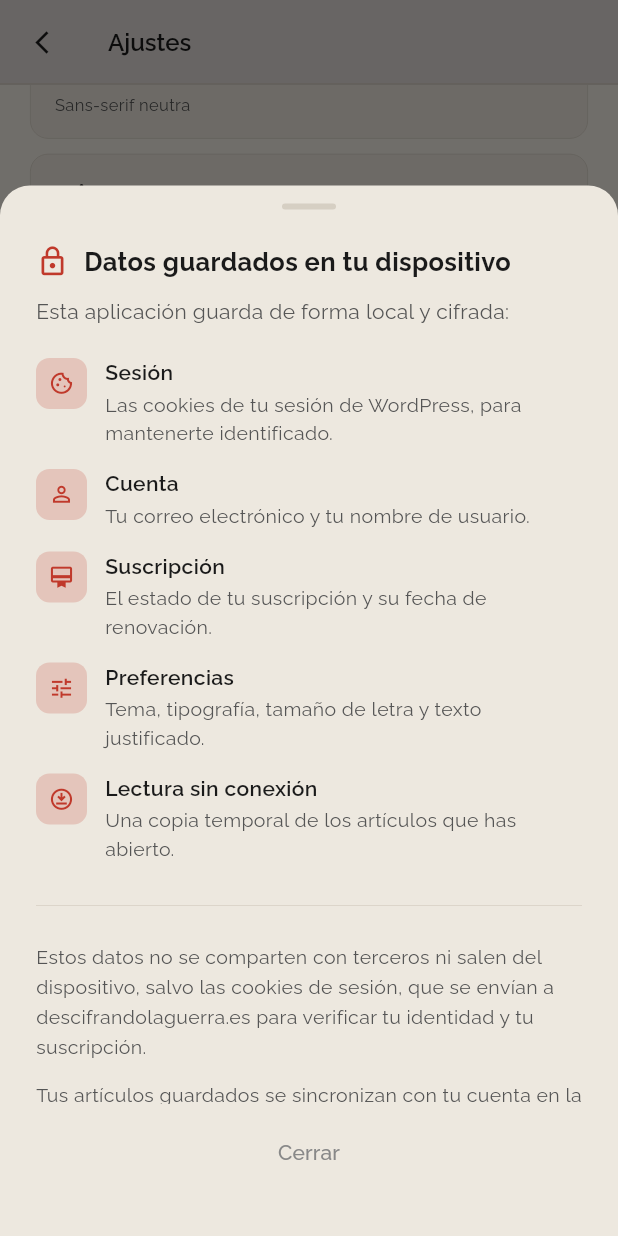
After one commit to RubenGolfe98/descifra_app, a Flutter app: the SettingsScreen screen opened directly, scrolled down 758 dp, after a tap on "Datos que guarda la app", on a phone screen of 412 x 824 dp. The commit adds this screen. Run offline on Flutter 3.47's test engine with Material 3 defaults, Android fonts, the phone set to English and light mode, and no system bars; our stand-ins replace cached_network_image, connectivity_plus, flutter_html, flutter_secure_storage, flutter_svg, google_fonts and 3 more; missing offline and left inert: flutter_inappwebview; accounts and stored records are empty; network calls fail.

Commit message:
feat: sección de privacidad en Ajustes
- Nuevo sheet "Datos que guarda la app" con el detalle de lo que se almacena en el dispositivo: sesión, cuenta, suscripción, preferencias y artículos cacheados
- Enlaces a la política de privacidad y al aviso legal de la web
- Aclara que las cookies de sesión son lo único que sale del dispositivo y que los guardados se sincronizan con la cuenta

fix: aviso de ListTile al cambiar de tema

- El color de fondo del interruptor de texto justificado pasa del Container al Material, para que el efecto de pulsación tenga un ancestro con color

```diff
--- a/lib/screens/settings/settings_screen.dart
+++ b/lib/screens/settings/settings_screen.dart
@@ -6,6 +6,7 @@ import '../../services/theme_notifier.dart';
 import '../../theme/app_colors.dart';
 import '../../widgets/dlg_app_bar.dart';
 import 'widgets/settings_selectors.dart';
+import '../../widgets/stored_data_sheet.dart';
 
 class SettingsScreen extends StatefulWidget {
   const SettingsScreen({super.key});
@@ -26,6 +27,13 @@ class _SettingsScreenState extends State<SettingsScreen> {
   Future<void> _loadVersion() async {
     final info = await PackageInfo.fromPlatform();
     if (mounted) setState(() => _version = info.version);
+  }
+
+  Future<void> _abrir(String url) async {
+    final uri = Uri.parse(url);
+    if (await canLaunchUrl(uri)) {
+      await launchUrl(uri, mode: LaunchMode.externalApplication);
+    }
   }
 
   @override
@@ -152,6 +160,37 @@ class _SettingsScreenState extends State<SettingsScreen> {
                     ),
                   ),
                 ),
+                const SizedBox(height: 16),
+                Divider(color: bord, thickness: 0.5),
+                const SizedBox(height: 12),
+                Text(
+                  'Privacidad',
+                  style: TextStyle(
+                      color: pri, fontSize: 13, fontWeight: FontWeight.w500),
+                ),
+                const SizedBox(height: 10),
+                _LegalLink(
+                  label: 'Datos que guarda la app',
+                  color: sec,
+                  icon: Icons.lock_outline,
+                  onTap: () => showStoredDataSheet(context),
+                ),
+                const SizedBox(height: 10),
+                _LegalLink(
+                  label: 'Política de privacidad',
+                  color: sec,
+                  icon: Icons.open_in_new,
+                  onTap: () => _abrir(
+                      'https://www.descifrandolaguerra.es/politica-de-privacidad/'),
+                ),
+                const SizedBox(height: 10),
+                _LegalLink(
+                  label: 'Aviso legal',
+                  color: sec,
+                  icon: Icons.open_in_new,
+                  onTap: () =>
+                      _abrir('https://www.descifrandolaguerra.es/aviso-legal/'),
+                ),
               ],
             ),
           ),
@@ -161,3 +200,35 @@ class _SettingsScreenState extends State<SettingsScreen> {
     );
   }
 }
+
+class _LegalLink extends StatelessWidget {
+  final String label;
+  final Color color;
+  final IconData icon;
+  final VoidCallback onTap;
+
+  const _LegalLink({
+    required this.label,
+    required this.color,
+    required this.icon,
+    required this.onTap,
+  });
+
+  @override
+  Widget build(BuildContext context) {
+    return GestureDetector(
+      behavior: HitTestBehavior.opaque,
+      onTap: onTap,
+      child: Padding(
+        padding: const EdgeInsets.symmetric(vertical: 2),
+        child: Row(
+          children: [
+            Icon(icon, color: color, size: 14),
+            const SizedBox(width: 8),
+            Text(label, style: TextStyle(color: color, fontSize: 13)),
+          ],
+        ),
+      ),
+    );
+  }
+}
--- a/lib/screens/settings/widgets/settings_selectors.dart
+++ b/lib/screens/settings/widgets/settings_selectors.dart
@@ -123,7 +123,8 @@ class FontSizeSelector extends StatelessWidget {
 
   @override
   Widget build(BuildContext context) {
-    final current = context.select<ThemeNotifier, AppFontSize>((t) => t.fontSize);
+    final current =
+        context.select<ThemeNotifier, AppFontSize>((t) => t.fontSize);
     final isDark = context.select<ThemeNotifier, bool>((t) => t.isDark);
     final surf = AppColors.surf(isDark);
     final bord = AppColors.bord(isDark);
@@ -285,10 +286,12 @@ class JustifiedTextToggle extends StatelessWidget {
     final pri = AppColors.textPri(isDark);
     final sec = AppColors.textSec(isDark);
 
-    return Container(
+    return Material(
+      color: surf,
+      borderRadius: BorderRadius.circular(12),
+      child: Container(
         padding: const EdgeInsets.symmetric(horizontal: 16, vertical: 4),
         decoration: BoxDecoration(
-        color: surf,
           borderRadius: BorderRadius.circular(12),
           border: Border.all(color: bord, width: 0.5),
         ),
@@ -302,6 +305,7 @@ class JustifiedTextToggle extends StatelessWidget {
           activeThumbColor: AppColors.accent,
           onChanged: (v) => theme.setJustifiedText(v),
         ),
+      ),
     );
   }
 }
--- /dev/null
+++ b/lib/widgets/stored_data_sheet.dart
@@ -0,0 +1,233 @@
+import 'package:flutter/material.dart';
+import 'package:provider/provider.dart';
+import '../services/theme_notifier.dart';
+import '../theme/app_colors.dart';
+
+/// Muestra qué datos guarda la aplicación en el dispositivo.
+Future<void> showStoredDataSheet(BuildContext context) {
+  return showModalBottomSheet(
+    context: context,
+    backgroundColor: Colors.transparent,
+    isScrollControlled: true,
+    builder: (_) => const _StoredDataSheet(),
+  );
+}
+
+class _StoredDataSheet extends StatelessWidget {
+  const _StoredDataSheet();
+
+  static const _items = [
+    (
+      Icons.cookie_outlined,
+      'Sesión',
+      'Las cookies de tu sesión de WordPress, para mantenerte identificado.',
+    ),
+    (
+      Icons.person_outline,
+      'Cuenta',
+      'Tu correo electrónico y tu nombre de usuario.',
+    ),
+    (
+      Icons.card_membership_outlined,
+      'Suscripción',
+      'El estado de tu suscripción y su fecha de renovación.',
+    ),
+    (
+      Icons.tune,
+      'Preferencias',
+      'Tema, tipografía, tamaño de letra y texto justificado.',
+    ),
+    (
+      Icons.download_for_offline_outlined,
+      'Lectura sin conexión',
+      'Una copia temporal de los artículos que has abierto.',
+    ),
+  ];
+
+  @override
+  Widget build(BuildContext context) {
+    final isDark = context.select<ThemeNotifier, bool>((t) => t.isDark);
+    final surf = AppColors.surf(isDark);
+    final bord = AppColors.bord(isDark);
+    final pri = AppColors.textPri(isDark);
+    final sec = AppColors.textSec(isDark);
+    final mut = AppColors.textMut(isDark);
+
+    return Container(
+      constraints: BoxConstraints(
+        maxHeight: MediaQuery.of(context).size.height * 0.85,
+      ),
+      decoration: BoxDecoration(
+        color: surf,
+        borderRadius: const BorderRadius.vertical(top: Radius.circular(20)),
+      ),
+      child: Column(
+        mainAxisSize: MainAxisSize.min,
+        children: [
+          const SizedBox(height: 12),
+          Container(
+            width: 36,
+            height: 4,
+            decoration: BoxDecoration(
+              color: bord,
+              borderRadius: BorderRadius.circular(2),
+            ),
+          ),
+          Flexible(
+            child: SingleChildScrollView(
+              padding: const EdgeInsets.fromLTRB(24, 24, 24, 8),
+              child: Column(
+                crossAxisAlignment: CrossAxisAlignment.start,
+                children: [
+                  Row(
+                    children: [
+                      const Icon(Icons.lock_outline,
+                          color: AppColors.accent, size: 22),
+                      const SizedBox(width: 10),
+                      Expanded(
+                        child: Text(
+                          'Datos guardados en tu dispositivo',
+                          style: TextStyle(
+                            color: pri,
+                            fontSize: 17,
+                            fontWeight: FontWeight.w700,
+                            height: 1.3,
+                          ),
+                        ),
+                      ),
+                    ],
+                  ),
+                  const SizedBox(height: 12),
+                  Text(
+                    'Esta aplicación guarda de forma local y cifrada:',
+                    style: TextStyle(color: sec, fontSize: 14, height: 1.5),
+                  ),
+                  const SizedBox(height: 20),
+                  for (final (icon, titulo, detalle) in _items) ...[
+                    _StoredItem(
+                      icon: icon,
+                      title: titulo,
+                      description: detalle,
+                      isDark: isDark,
+                    ),
+                    const SizedBox(height: 14),
+                  ],
+                  const SizedBox(height: 6),
+                  Divider(color: bord, thickness: 0.5),
+                  const SizedBox(height: 16),
+                  _Nota(
+                    text: 'Estos datos no se comparten con terceros ni salen '
+                        'del dispositivo, salvo las cookies de sesión, que se '
+                        'envían a descifrandolaguerra.es para verificar tu '
+                        'identidad y tu suscripción.',
+                    color: sec,
+                  ),
+                  const SizedBox(height: 12),
+                  _Nota(
+                    text: 'Tus artículos guardados se sincronizan con tu '
+                        'cuenta en la web, así que están disponibles desde '
+                        'cualquier dispositivo.',
+                    color: sec,
+                  ),
+                  const SizedBox(height: 12),
+                  _Nota(
+                    text: 'Puedes borrar todos estos datos cerrando sesión '
+                        'desde tu perfil o desinstalando la aplicación.',
+                    color: sec,
+                  ),
+                ],
+              ),
+            ),
+          ),
+          Padding(
+            padding: const EdgeInsets.fromLTRB(24, 8, 24, 32),
+            child: SizedBox(
+              width: double.infinity,
+              child: TextButton(
+                onPressed: () => Navigator.pop(context),
+                child: Text(
+                  'Cerrar',
+                  style: TextStyle(color: mut, fontSize: 14),
+                ),
+              ),
+            ),
+          ),
+        ],
+      ),
+    );
+  }
+}
+
+// ─── Entrada de la lista ──────────────────────────────────────────────────────
+class _StoredItem extends StatelessWidget {
+  final IconData icon;
+  final String title;
+  final String description;
+  final bool isDark;
+
+  const _StoredItem({
+    required this.icon,
+    required this.title,
+    required this.description,
+    required this.isDark,
+  });
+
+  @override
+  Widget build(BuildContext context) {
+    return Row(
+      crossAxisAlignment: CrossAxisAlignment.start,
+      children: [
+        Container(
+          width: 34,
+          height: 34,
+          decoration: BoxDecoration(
+            color: AppColors.accentDim,
+            borderRadius: BorderRadius.circular(9),
+          ),
+          child: Icon(icon, color: AppColors.accent, size: 17),
+        ),
+        const SizedBox(width: 12),
+        Expanded(
+          child: Column(
+            crossAxisAlignment: CrossAxisAlignment.start,
+            children: [
+              Text(
+                title,
+                style: TextStyle(
+                  color: AppColors.textPri(isDark),
+                  fontSize: 14,
+                  fontWeight: FontWeight.w600,
+                ),
+              ),
+              const SizedBox(height: 2),
+              Text(
+                description,
+                style: TextStyle(
+                  color: AppColors.textSec(isDark),
+                  fontSize: 13,
+                  height: 1.45,
+                ),
+              ),
+            ],
+          ),
+        ),
+      ],
+    );
+  }
+}
+
+// ─── Párrafo informativo ──────────────────────────────────────────────────────
+class _Nota extends StatelessWidget {
+  final String text;
+  final Color color;
+
+  const _Nota({required this.text, required this.color});
+
+  @override
+  Widget build(BuildContext context) {
+    return Text(
+      text,
+      style: TextStyle(color: color, fontSize: 13, height: 1.55),
+    );
+  }
+}
```
Also changed, not shown: 2 other files. Lines whose indentation alone changed are shown as unchanged.
